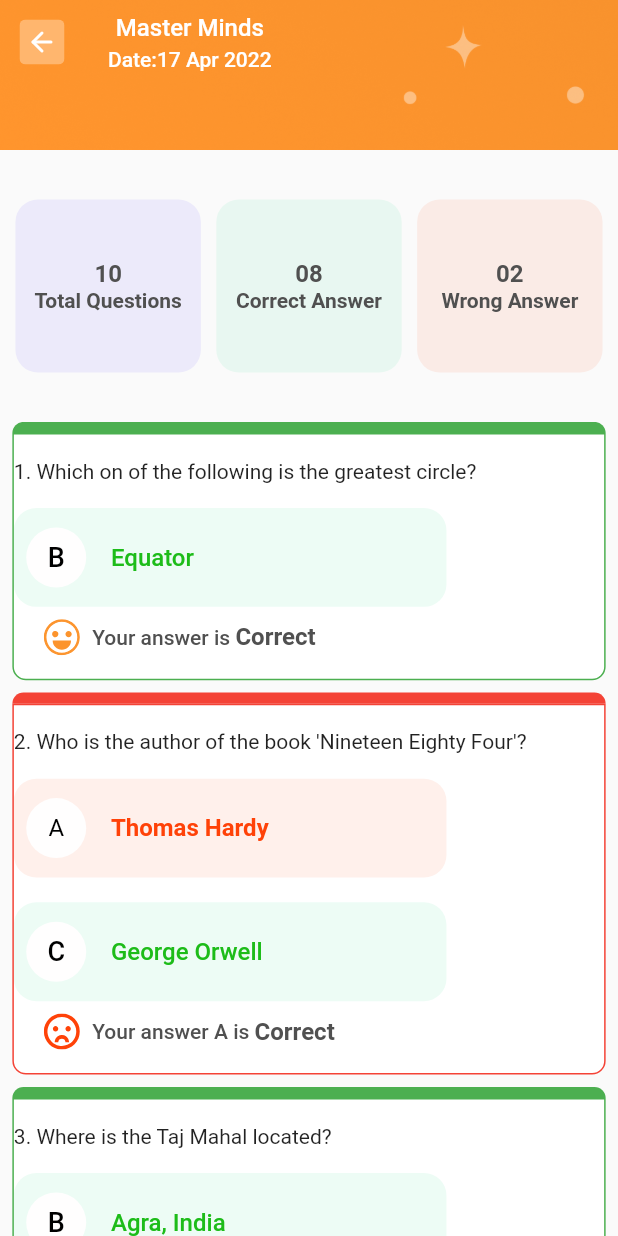
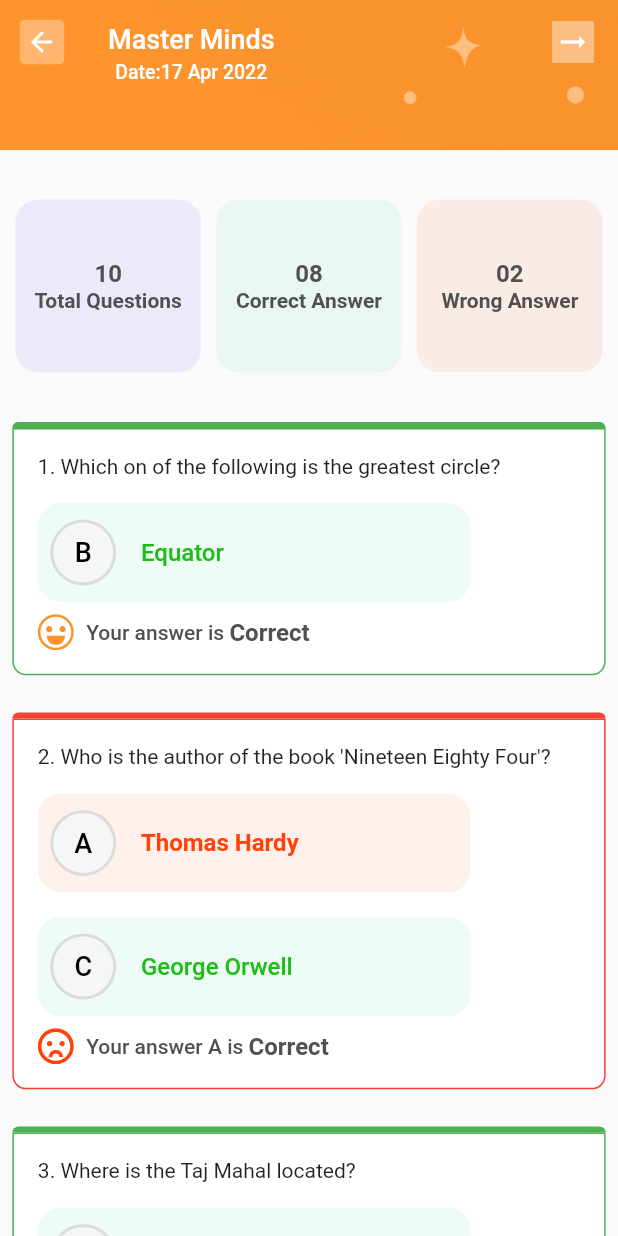
Before and after one commit to Amangupt123/ui_degi, a Flutter app: the Details screen opened directly, on a phone screen of 412 x 824 dp. Run offline on Flutter 3.47's test engine with Material 2 defaults, Android fonts, the phone set to English and light mode, and no system bars; our stand-ins replace flutter_svg, video_player.

Commit message:
task compelet

```diff
--- a/lib/details.dart
+++ b/lib/details.dart
@@ -1,6 +1,7 @@
 import 'package:flutter/material.dart';
 import 'package:flutter_svg/flutter_svg.dart';
 
+import 'ChangePassword.dart';
 import 'leaderboard.dart';
 
 class Details extends StatefulWidget {
@@ -18,16 +19,17 @@ class _DetailsState extends State<Details> {
       extendBodyBehindAppBar: true,
       appBar: AppBar(
         title: Column(
+          mainAxisAlignment: MainAxisAlignment.center,
           children: [
-            SizedBox(height: MediaQuery.of(context).size.height * 0.001),
+            SizedBox(height: MediaQuery.of(context).size.height * 0.019),
             Text(
               "Master Minds",
-              style: TextStyle(fontSize: 16, fontWeight: FontWeight.w500),
+              style: TextStyle(fontSize: 18, fontWeight: FontWeight.w500),
             ),
             SizedBox(height: MediaQuery.of(context).size.height * 0.005),
             Text(
               "Date:17 Apr 2022",
-              style: TextStyle(fontSize: 14, fontWeight: FontWeight.w500),
+              style: TextStyle(fontSize: 13, fontWeight: FontWeight.w500),
             ),
           ],
         ),
@@ -42,6 +44,22 @@ class _DetailsState extends State<Details> {
             fit: BoxFit.scaleDown,
           ),
         ),
+        actions: [
+          InkWell(
+            onTap: () => Navigator.push(context, MaterialPageRoute(builder: (context) => Password())),
+            child: Container(
+              height: 19,
+              width: 60,
+              child: Center(
+                child: Container(
+                  color: Colors.white.withOpacity(.4),
+                  padding: EdgeInsets.all(2),
+                  child: Icon(Icons.arrow_right_alt),
+                ),
+              ),
+            ),
+          ),
+        ],
         elevation: 0,
       ),
       body: Container(
@@ -70,10 +88,8 @@ class _DetailsState extends State<Details> {
                       child: Column(
                         mainAxisAlignment: MainAxisAlignment.center,
                         children: const [
-                          Text("10",
-                              style: TextStyle(fontSize: 16, fontWeight: FontWeight.w700, color: Color(0xff505050))),
-                          Text("Total Questions",
-                              style: TextStyle(fontSize: 14, fontWeight: FontWeight.w700, color: Color(0xff505050)))
+                          Text("10", style: TextStyle(fontSize: 16, fontWeight: FontWeight.w700, color: Color(0xff505050))),
+                          Text("Total Questions", style: TextStyle(fontSize: 14, fontWeight: FontWeight.w700, color: Color(0xff505050)))
                         ],
                       ),
                       height: MediaQuery.of(context).size.height * 0.14,
@@ -92,10 +108,8 @@ class _DetailsState extends State<Details> {
                       child: Column(
                         mainAxisAlignment: MainAxisAlignment.center,
                         children: const [
-                          Text("08",
-                              style: TextStyle(fontSize: 16, fontWeight: FontWeight.w700, color: Color(0xff505050))),
-                          Text("Correct Answer",
-                              style: TextStyle(fontSize: 14, fontWeight: FontWeight.w700, color: Color(0xff505050)))
+                          Text("08", style: TextStyle(fontSize: 16, fontWeight: FontWeight.w700, color: Color(0xff505050))),
+                          Text("Correct Answer", style: TextStyle(fontSize: 14, fontWeight: FontWeight.w700, color: Color(0xff505050)))
                         ],
                       ),
                       height: MediaQuery.of(context).size.height * 0.14,
@@ -113,10 +127,8 @@ class _DetailsState extends State<Details> {
                       child: Column(
                         mainAxisAlignment: MainAxisAlignment.center,
                         children: const [
-                          Text("02",
-                              style: TextStyle(fontSize: 16, fontWeight: FontWeight.w700, color: Color(0xff505050))),
-                          Text("Wrong Answer",
-                              style: TextStyle(fontSize: 14, fontWeight: FontWeight.w700, color: Color(0xff505050)))
+                          Text("02", style: TextStyle(fontSize: 16, fontWeight: FontWeight.w700, color: Color(0xff505050))),
+                          Text("Wrong Answer", style: TextStyle(fontSize: 14, fontWeight: FontWeight.w700, color: Color(0xff505050)))
                         ],
                       ),
                       height: MediaQuery.of(context).size.height * 0.14,
@@ -139,7 +151,7 @@ class _DetailsState extends State<Details> {
                   Column(
                     children: [
                       Container(
-                        height: MediaQuery.of(context).size.height * 0.009,
+                        height: MediaQuery.of(context).size.height * 0.005,
                         width: MediaQuery.of(context).size.width * 0.96,
                         decoration: const BoxDecoration(
                           borderRadius: BorderRadius.only(topLeft: Radius.circular(19), topRight: Radius.circular(19)),
@@ -147,6 +159,7 @@ class _DetailsState extends State<Details> {
                         ),
                       ),
                       Container(
+                        padding: EdgeInsets.only(left: 16),
                         child: Column(
                           crossAxisAlignment: CrossAxisAlignment.start,
                           children: [
@@ -163,18 +176,20 @@ class _DetailsState extends State<Details> {
                                     SizedBox(
                                       width: MediaQuery.of(context).size.width * 0.02,
                                     ),
-                                    const CircleAvatar(
-                                      backgroundColor: Color(0xffFFFEFE),
-                                      child: Text("B",
-                                          style: TextStyle(
-                                              fontSize: 18, fontWeight: FontWeight.w500, color: Color(0xff000000))),
+                                    CircleAvatar(
+                                      radius: 22,
+                                      backgroundColor: Color(0xffDBDBDB),
+                                      child: CircleAvatar(
+                                        radius: 20,
+                                        backgroundColor: Color(0xffF4F6F8),
+                                        child: Text("B",
+                                            style: TextStyle(fontSize: 18, fontWeight: FontWeight.w500, color: Color(0xff000000))),
+                                      ),
                                     ),
                                     SizedBox(
                                       width: MediaQuery.of(context).size.width * 0.04,
                                     ),
-                                    Text("Equator",
-                                        style: TextStyle(
-                                            fontSize: 16, fontWeight: FontWeight.w500, color: Color(0xff1DBC19)))
+                                    Text("Equator", style: TextStyle(fontSize: 16, fontWeight: FontWeight.w500, color: Color(0xff1DBC19)))
                                   ],
                                 ),
                                 height: MediaQuery.of(context).size.height * 0.08,
@@ -186,17 +201,14 @@ class _DetailsState extends State<Details> {
                             SizedBox(height: MediaQuery.of(context).size.height * 0.01),
                             Row(
                               children: [
-                                Padding(padding: EdgeInsets.all(10)),
+                                //  Padding(padding: EdgeInsets.all(10)),
                                 SvgPicture.asset("assets/image/smile 7.svg"),
                                 SizedBox(
                                   width: MediaQuery.of(context).size.height * 0.01,
                                 ),
                                 Text("Your answer is ",
-                                    style:
-                                        TextStyle(fontSize: 14, fontWeight: FontWeight.w500, color: Color(0xff505050))),
-                                Text("Correct",
-                                    style:
-                                        TextStyle(fontSize: 16, fontWeight: FontWeight.w600, color: Color(0xff505050)))
+                                    style: TextStyle(fontSize: 14, fontWeight: FontWeight.w500, color: Color(0xff505050))),
+                                Text("Correct", style: TextStyle(fontSize: 16, fontWeight: FontWeight.w600, color: Color(0xff505050)))
                               ],
                             )
                           ],
@@ -204,8 +216,7 @@ class _DetailsState extends State<Details> {
                         height: MediaQuery.of(context).size.height * 0.20,
                         width: MediaQuery.of(context).size.width * 0.96,
                         decoration: BoxDecoration(
-                          borderRadius:
-                              BorderRadius.only(bottomLeft: Radius.circular(9), bottomRight: Radius.circular(9)),
+                          borderRadius: BorderRadius.only(bottomLeft: Radius.circular(9), bottomRight: Radius.circular(9)),
                           color: Colors.white,
                           border: Border.all(color: Colors.green),
                         ),
@@ -213,12 +224,12 @@ class _DetailsState extends State<Details> {
                     ],
                   ),
                   SizedBox(
-                    height: MediaQuery.of(context).size.height * 0.01,
+                    height: MediaQuery.of(context).size.height * 0.03,
                   ),
                   Column(
                     children: [
                       Container(
-                        height: MediaQuery.of(context).size.height * 0.009,
+                        height: MediaQuery.of(context).size.height * 0.005,
                         width: MediaQuery.of(context).size.width * 0.96,
                         decoration: const BoxDecoration(
                           borderRadius: BorderRadius.only(topLeft: Radius.circular(19), topRight: Radius.circular(19)),
@@ -226,6 +237,7 @@ class _DetailsState extends State<Details> {
                         ),
                       ),
                       Container(
+                        padding: EdgeInsets.only(left: 16),
                         child: Column(
                           crossAxisAlignment: CrossAxisAlignment.start,
                           children: [
@@ -242,18 +254,21 @@ class _DetailsState extends State<Details> {
                                     SizedBox(
                                       width: MediaQuery.of(context).size.width * 0.02,
                                     ),
-                                    const CircleAvatar(
-                                      backgroundColor: Color(0xffFFFEFE),
-                                      child: Text("A",
-                                          style: TextStyle(
-                                              fontSize: 16, fontWeight: FontWeight.w400, color: Color(0xff000000))),
+                                    CircleAvatar(
+                                      radius: 22,
+                                      backgroundColor: Color(0xffDBDBDB),
+                                      child: CircleAvatar(
+                                        radius: 20,
+                                        backgroundColor: Color(0xffF4F6F8),
+                                        child: Text("A",
+                                            style: TextStyle(fontSize: 18, fontWeight: FontWeight.w500, color: Color(0xff000000))),
+                                      ),
                                     ),
                                     SizedBox(
                                       width: MediaQuery.of(context).size.width * 0.04,
                                     ),
                                     const Text("Thomas Hardy",
-                                        style: TextStyle(
-                                            fontSize: 16, fontWeight: FontWeight.w700, color: Color(0xffFF4208)))
+                                        style: TextStyle(fontSize: 16, fontWeight: FontWeight.w700, color: Color(0xffFF4208)))
                                   ],
                                 ),
                                 height: MediaQuery.of(context).size.height * 0.08,
@@ -271,18 +286,21 @@ class _DetailsState extends State<Details> {
                                     SizedBox(
                                       width: MediaQuery.of(context).size.width * 0.02,
                                     ),
-                                    const CircleAvatar(
-                                      backgroundColor: Color(0xffFFFEFE),
-                                      child: Text("C",
-                                          style: TextStyle(
-                                              fontSize: 18, fontWeight: FontWeight.w500, color: Color(0xff000000))),
+                                    CircleAvatar(
+                                      radius: 22,
+                                      backgroundColor: Color(0xffDBDBDB),
+                                      child: CircleAvatar(
+                                        radius: 20,
+                                        backgroundColor: Color(0xffF4F6F8),
+                                        child: Text("C",
+                                            style: TextStyle(fontSize: 18, fontWeight: FontWeight.w500, color: Color(0xff000000))),
+                                      ),
                                     ),
                                     SizedBox(
                                       width: MediaQuery.of(context).size.width * 0.04,
                                     ),
                                     const Text("George Orwell",
-                                        style: TextStyle(
-                                            fontSize: 16, fontWeight: FontWeight.w500, color: Color(0xff1DBC19)))
+                                        style: TextStyle(fontSize: 16, fontWeight: FontWeight.w500, color: Color(0xff1DBC19)))
                                   ],
                                 ),
                                 height: MediaQuery.of(context).size.height * 0.08,
@@ -294,17 +312,14 @@ class _DetailsState extends State<Details> {
                             SizedBox(height: MediaQuery.of(context).size.height * 0.01),
                             Row(
                               children: [
-                                const Padding(padding: EdgeInsets.all(10)),
+                                //  const Padding(padding: EdgeInsets.all(0)),
                                 SvgPicture.asset("assets/image/Red Smile@2x.svg"),
                                 SizedBox(
                                   width: MediaQuery.of(context).size.height * 0.01,
                                 ),
                                 const Text("Your answer A is ",
-                                    style:
-                                        TextStyle(fontSize: 14, fontWeight: FontWeight.w500, color: Color(0xff505050))),
-                                const Text("Correct",
-                                    style:
-                                        TextStyle(fontSize: 16, fontWeight: FontWeight.w600, color: Color(0xff505050)))
+                                    style: TextStyle(fontSize: 14, fontWeight: FontWeight.w500, color: Color(0xff505050))),
+                                const Text("Correct", style: TextStyle(fontSize: 16, fontWeight: FontWeight.w600, color: Color(0xff505050)))
                               ],
                             )
                           ],
@@ -312,17 +327,16 @@ class _DetailsState extends State<Details> {
                         height: MediaQuery.of(context).size.height * 0.30,
                         width: MediaQuery.of(context).size.width * 0.96,
                         decoration: BoxDecoration(
-                          borderRadius:
-                              const BorderRadius.only(bottomLeft: Radius.circular(9), bottomRight: Radius.circular(9)),
+                          borderRadius: const BorderRadius.only(bottomLeft: Radius.circular(9), bottomRight: Radius.circular(9)),
                           color: Colors.white,
                           border: Border.all(color: Colors.red),
                         ),
                       ),
                       SizedBox(
-                        height: MediaQuery.of(context).size.height * 0.01,
+                        height: MediaQuery.of(context).size.height * 0.03,
                       ),
                       Container(
-                        height: MediaQuery.of(context).size.height * 0.009,
+                        height: MediaQuery.of(context).size.height * 0.005,
                         width: MediaQuery.of(context).size.width * 0.96,
                         decoration: const BoxDecoration(
                           borderRadius: BorderRadius.only(topLeft: Radius.circular(19), topRight: Radius.circular(19)),
@@ -330,6 +344,7 @@ class _DetailsState extends State<Details> {
                         ),
                       ),
                       Container(
+                        padding: EdgeInsets.only(left: 16),
                         child: Column(
                           crossAxisAlignment: CrossAxisAlignment.start,
                           children: [
@@ -347,17 +362,20 @@ class _DetailsState extends State<Details> {
                                       width: MediaQuery.of(context).size.width * 0.02,
                                     ),
                                     CircleAvatar(
-                                      backgroundColor: Color(0xffFFFEFE),
-                                      child: Text("B",
-                                          style: TextStyle(
-                                              fontSize: 18, fontWeight: FontWeight.w500, color: Color(0xff000000))),
+                                      radius: 22,
+                                      backgroundColor: Color(0xffDBDBDB),
+                                      child: CircleAvatar(
+                                        radius: 20,
+                                        backgroundColor: Color(0xffF4F6F8),
+                                        child: Text("B",
+                                            style: TextStyle(fontSize: 18, fontWeight: FontWeight.w500, color: Color(0xff000000))),
+                                      ),
                                     ),
                                     SizedBox(
                                       width: MediaQuery.of(context).size.width * 0.04,
                                     ),
                                     Text("Agra, India",
-                                        style: TextStyle(
-                                            fontSize: 16, fontWeight: FontWeight.w500, color: Color(0xff1DBC19)))
+                                        style: TextStyle(fontSize: 16, fontWeight: FontWeight.w500, color: Color(0xff1DBC19)))
                                   ],
                                 ),
                                 height: MediaQuery.of(context).size.height * 0.08,
@@ -369,26 +387,22 @@ class _DetailsState extends State<Details> {
                             SizedBox(height: MediaQuery.of(context).size.height * 0.01),
                             Row(
                               children: [
-                                Padding(padding: EdgeInsets.all(10)),
+                                // Padding(padding: EdgeInsets.all(10)),
                                 SvgPicture.asset("assets/image/smile 7.svg"),
                                 SizedBox(
                                   width: MediaQuery.of(context).size.height * 0.01,
                                 ),
                                 Text("Your answer is ",
-                                    style:
-                                        TextStyle(fontSize: 14, fontWeight: FontWeight.w500, color: Color(0xff505050))),
-                                Text("Correct",
-                                    style:
-                                        TextStyle(fontSize: 16, fontWeight: FontWeight.w600, color: Color(0xff505050)))
+                                    style: TextStyle(fontSize: 14, fontWeight: FontWeight.w500, color: Color(0xff505050))),
+                                Text("Correct", style: TextStyle(fontSize: 16, fontWeight: FontWeight.w600, color: Color(0xff505050)))
                               ],
                             )
                           ],
                         ),
-                        height: MediaQuery.of(context).size.height * 0.32,
+                        height: MediaQuery.of(context).size.height * 0.27,
                         width: MediaQuery.of(context).size.width * 0.96,
                         decoration: BoxDecoration(
-                          borderRadius:
-                              BorderRadius.only(bottomLeft: Radius.circular(9), bottomRight: Radius.circular(9)),
+                          borderRadius: BorderRadius.only(bottomLeft: Radius.circular(9), bottomRight: Radius.circular(9)),
                           color: Colors.white,
                           border: Border.all(color: Colors.green),
                         ),
```
Also changed, not shown: assets/image/Lock@3x.png (added), assets/image/arrowlast 4.svg (added), assets/image/cut 14@2x.svg (added), assets/image/information@2x.svg (added), assets/image/sticker1@3x.svg (added), assets/image/sticker200@3x.svg (added), assets/image/sticker2@3x.svg (added), assets/image/sticker3 74729@3x.svg (added).
